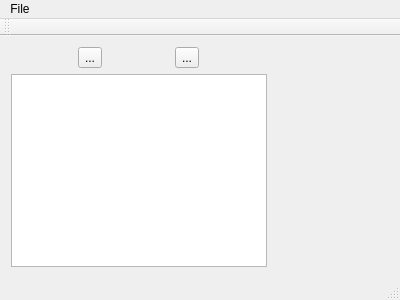
This is mainwindow.ui in TimSC/sense-scanner as Qt 5 draws it before an edit. The edited form follows.
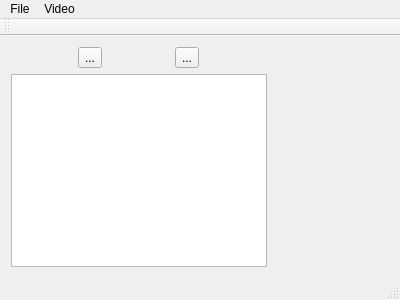
This is the edited form. Icons and pictures are not drawn. Custom widgets are drawn as their Qt base class.

Commit message: Adding a fit to window option

What changed in the file:
```diff
--- a/mainwindow.ui
+++ b/mainwindow.ui
@@ -80,7 +80,14 @@
     <addaction name="separator"/>
     <addaction name="actionImport_Video"/>
    </widget>
+   <widget class="QMenu" name="menuVideo">
+    <property name="title">
+     <string>Video</string>
+    </property>
+    <addaction name="actionFit_to_Window"/>
+   </widget>
    <addaction name="menuFile"/>
+   <addaction name="menuVideo"/>
   </widget>
   <widget class="QToolBar" name="mainToolBar">
    <attribute name="toolBarArea">
```
Left out of the diff: 24 changed lines with no effect on the pictures. The commit also changes 5 other files.
